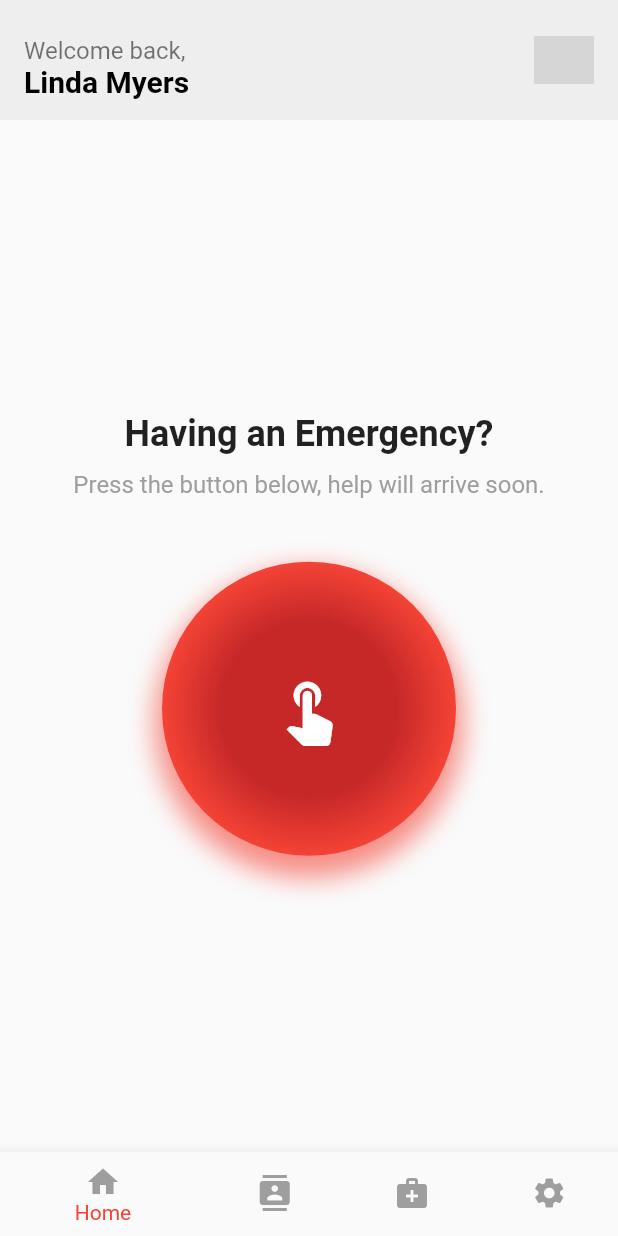
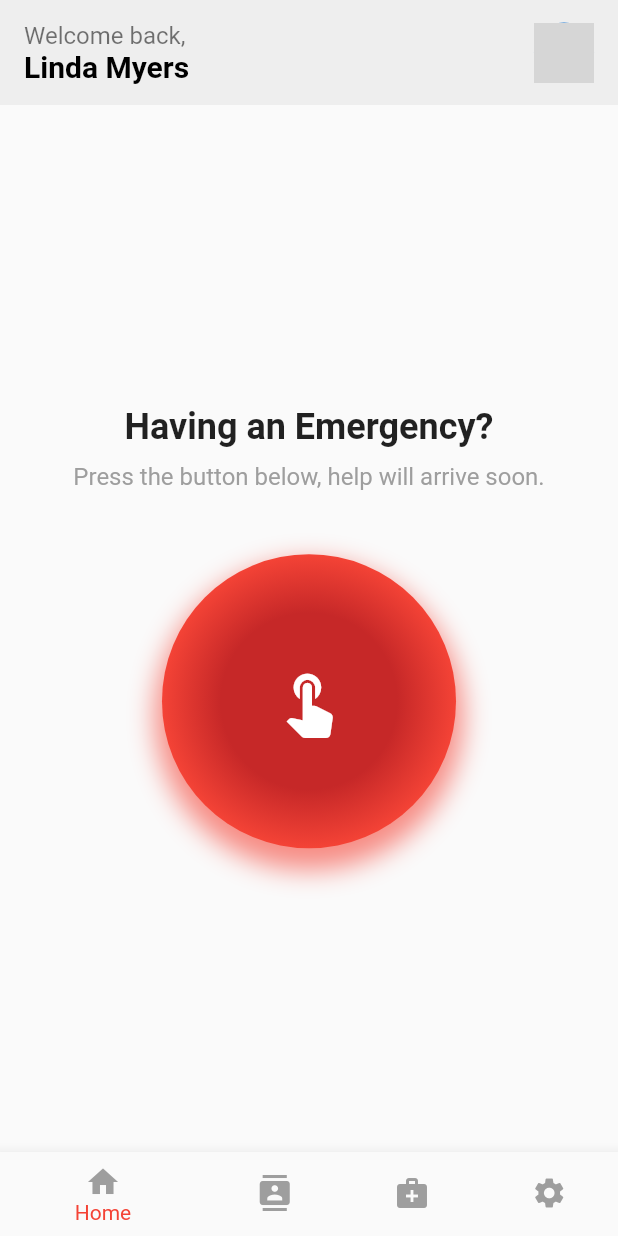
Before and after one commit to Mostafa-Mohamed4932/caremergencyswiftresponse, a Flutter app: the EmergencyHomeScreen screen opened directly, on a phone screen of 412 x 824 dp. Run offline on Flutter 3.47's test engine with Material 2 defaults, Android fonts, the phone set to English and light mode, and no system bars; our stand-ins replace cloud_firestore, firebase_core; accounts and stored records are empty; network calls fail; grey boxes are pictures that could not be loaded.

Commit message:
Position adjustment, title text

```diff
--- a/lib/home_screen.dart
+++ b/lib/home_screen.dart
@@ -44,26 +44,26 @@ class _EmergencyHomeScreenState extends State<EmergencyHomeScreen> with SingleTi
   Widget build(BuildContext context) {
     return Scaffold(
       appBar: PreferredSize(
-        preferredSize: Size.fromHeight(80), // Adjust the height as needed
+        preferredSize: Size.fromHeight(70), // Adjust the height as needed
         child: AppBar(
           backgroundColor: Colors.transparent,
           elevation: 0,
           automaticallyImplyLeading: false, // Removes the back arrow
           flexibleSpace: Container(
             width: double.infinity, // Full width
-            padding: EdgeInsets.symmetric(horizontal: 16, vertical: 24),
+            padding: EdgeInsets.symmetric(horizontal: 16), // Horizontal padding
             color: Colors.grey.shade200, // Light gray background
             child: Row(
-              crossAxisAlignment: CrossAxisAlignment.center, // Ensure vertical centering
+              mainAxisAlignment: MainAxisAlignment.spaceBetween, // Keep items on the same line
+              crossAxisAlignment: CrossAxisAlignment.center, // Vertically align to center
               children: [
-                Expanded(
-                  child: Column(
-                    crossAxisAlignment: CrossAxisAlignment.start, // Align text to the left
-                    children: [
-                      Text('Welcome back,', style: TextStyle(fontSize: 16, color: Colors.black54)),
-                      Text('Linda Myers', style: TextStyle(fontSize: 20, color: Colors.black, fontWeight: FontWeight.bold)),
-                    ],
-                  ),
+                Column(
+                  mainAxisAlignment: MainAxisAlignment.center,
+                  crossAxisAlignment: CrossAxisAlignment.start,
+                  children: [
+                    Text('Welcome back,', style: TextStyle(fontSize: 16, color: Colors.black54)),
+                    Text('Linda Myers', style: TextStyle(fontSize: 20, color: Colors.black, fontWeight: FontWeight.bold)),
+                  ],
                 ),
                 CircleAvatar(
                   backgroundImage: NetworkImage('https://example.com/profile_picture.png'), // Replace with a valid image or fallback to guest icon
```
